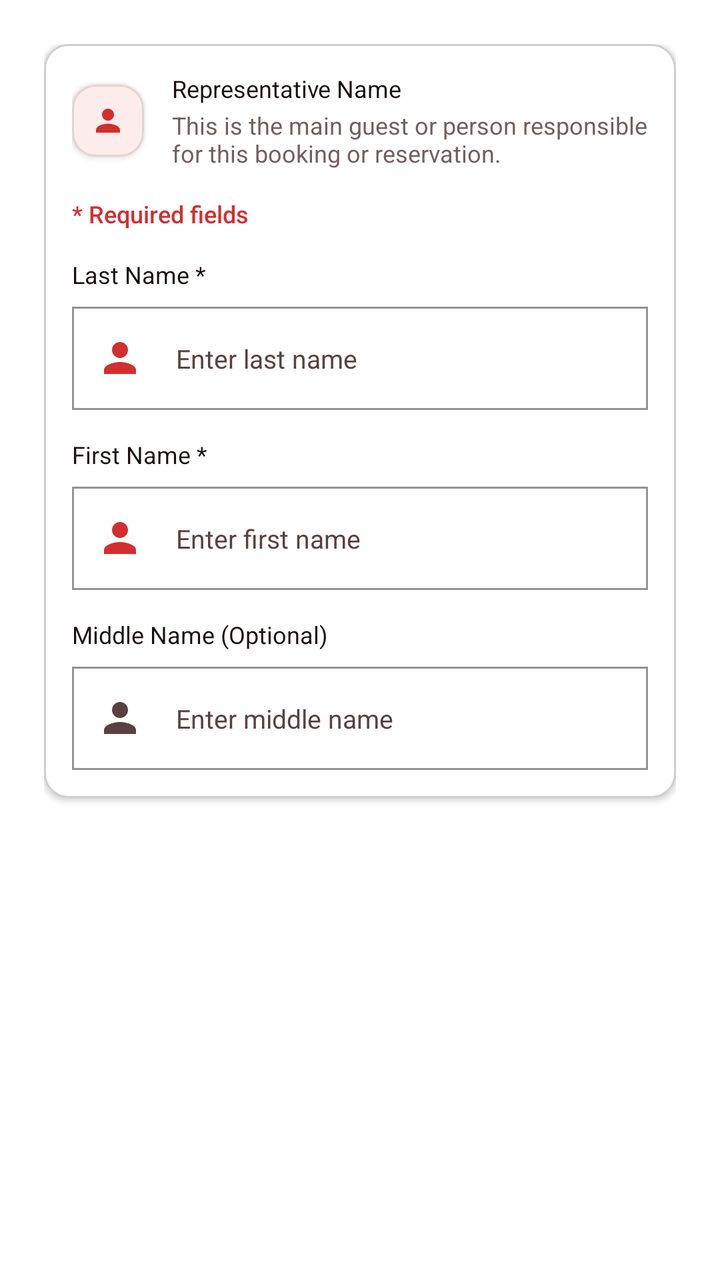
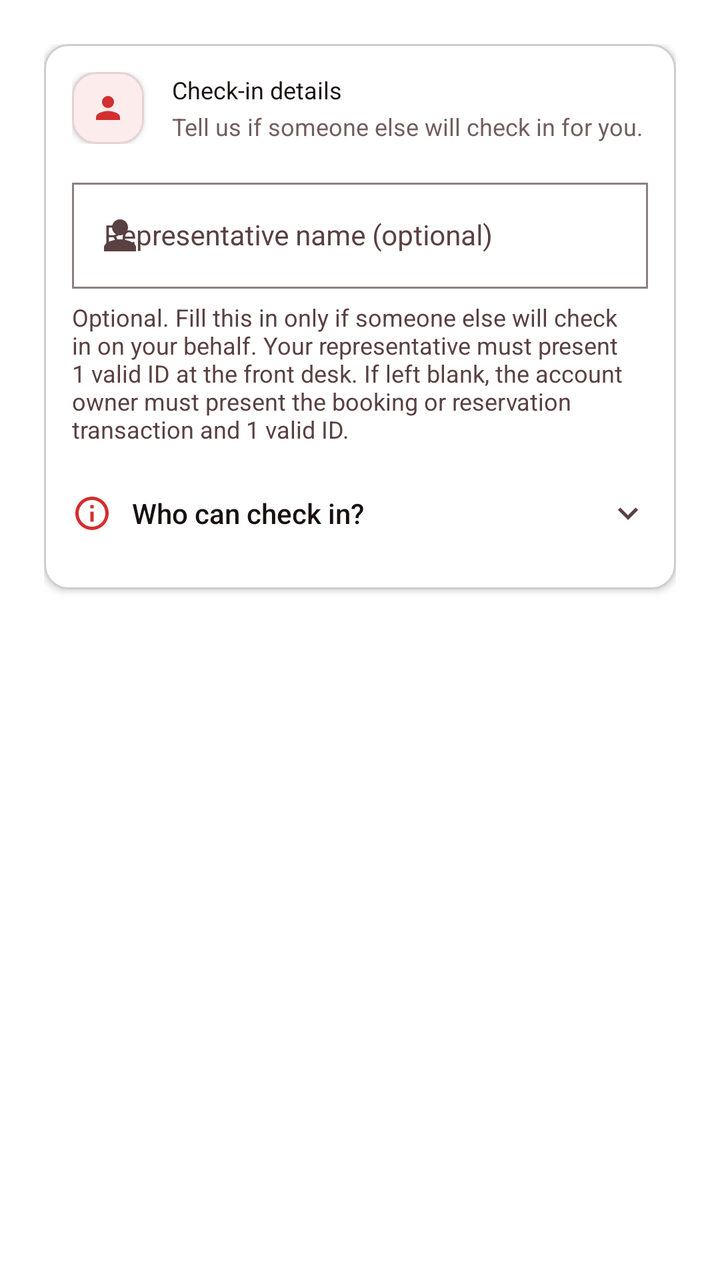

Compare the two renders of this Android layout. The source of the first and the diff that turns it into the second are given below.
<!-- AndroidManifest.xml: application theme Theme.VelocitySuites -->
<!-- res/layout/fragment_step4_guest_id.xml -->
<?xml version="1.0" encoding="utf-8"?>
<androidx.core.widget.NestedScrollView xmlns:android="http://schemas.android.com/apk/res/android"
    xmlns:app="http://schemas.android.com/apk/res-auto"
    android:layout_width="match_parent"
    android:layout_height="match_parent"
    android:fillViewport="true"
    android:clipToPadding="false">

    <LinearLayout
        android:layout_width="match_parent"
        android:layout_height="wrap_content"
        android:orientation="vertical"
        android:padding="22dp">

        <com.google.android.material.card.MaterialCardView
            style="@style/Widget.Velocity.Card.Flat"
            android:layout_width="match_parent"
            android:layout_height="wrap_content"
            android:clickable="false"
            android:focusable="false">

            <LinearLayout
                android:layout_width="match_parent"
                android:layout_height="wrap_content"
                android:background="@drawable/bg_flat_box"
                android:orientation="vertical"
                android:padding="14dp">

                <LinearLayout
                    android:layout_width="match_parent"
                    android:layout_height="wrap_content"
                    android:layout_marginBottom="14dp"
                    android:gravity="center_vertical"
                    android:orientation="horizontal">

                    <com.google.android.material.card.MaterialCardView
                        android:layout_width="36dp"
                        android:layout_height="36dp"
                        app:cardBackgroundColor="@color/velocity_red_soft">
                        <ImageView
                            android:layout_width="18dp"
                            android:layout_height="18dp"
                            android:layout_gravity="center"
                            android:importantForAccessibility="no"
                            android:src="@drawable/ic_person"
                            app:tint="@color/velocity_red_primary" />
                    </com.google.android.material.card.MaterialCardView>

                    <LinearLayout
                        android:layout_width="0dp"
                        android:layout_height="wrap_content"
                        android:layout_marginStart="14dp"
                        android:layout_weight="1"
                        android:orientation="vertical">

                        <TextView
                            style="@style/TextAppearance.Velocity.Label.Section"
                            android:layout_width="wrap_content"
                            android:layout_height="wrap_content"
                            android:text="@string/who_is_staying_label"
                            android:textColor="@color/velocity_text_primary"
                            android:textSize="12sp" />

                        <TextView
                            style="@style/TextAppearance.Velocity.Body"
                            android:layout_width="match_parent"
                            android:layout_height="wrap_content"
                            android:layout_marginTop="2dp"
                            android:text="@string/who_is_staying_hint"
                            android:textColor="@color/velocity_text_secondary"
                            android:textSize="12sp" />
                    </LinearLayout>
                </LinearLayout>

                <TextView
                    android:layout_width="wrap_content"
                    android:layout_height="wrap_content"
                    android:layout_marginBottom="14dp"
                    android:text="@string/required_fields_note"
                    android:textColor="@color/velocity_red_primary"
                    android:textSize="12sp"
                    android:fontFamily="sans-serif-medium" />

                
                <TextView
                    style="@style/TextAppearance.Velocity.Label.Section"
                    android:layout_width="wrap_content"
                    android:layout_height="wrap_content"
                    android:layout_marginBottom="8dp"
                    android:text="@string/guest_last_name_hint"
                    android:textColor="@color/velocity_text_primary"
                    android:textSize="12sp" />

                <com.google.android.material.textfield.TextInputLayout
                    android:id="@+id/tilPrimaryGuestLastName"
                    style="@style/Widget.Velocity.TextInputLayout.OutlinedBox.Square"
                    android:layout_width="match_parent"
                    android:layout_height="wrap_content"
                    android:layout_marginBottom="14dp"
                    app:hintEnabled="false"
                    app:startIconDrawable="@drawable/ic_person"
                    app:startIconTint="@color/velocity_red_primary">

                    <com.google.android.material.textfield.TextInputEditText
                        android:id="@+id/etPrimaryGuestLastName"
                        android:layout_width="match_parent"
                        android:layout_height="wrap_content"
                        android:hint="@string/guest_last_name_placeholder"
                        android:textColorHint="@color/velocity_text_secondary"
                        android:inputType="textPersonName"
                        android:textColor="@color/velocity_text_primary"
                        android:textSize="13sp" />
                </com.google.android.material.textfield.TextInputLayout>

                
                <TextView
                    style="@style/TextAppearance.Velocity.Label.Section"
                    android:layout_width="wrap_content"
                    android:layout_height="wrap_content"
                    android:layout_marginBottom="8dp"
                    android:text="@string/guest_first_name_hint"
                    android:textColor="@color/velocity_text_primary"
                    android:textSize="12sp" />

                <com.google.android.material.textfield.TextInputLayout
                    android:id="@+id/tilPrimaryGuestFirstName"
                    style="@style/Widget.Velocity.TextInputLayout.OutlinedBox.Square"
                    android:layout_width="match_parent"
                    android:layout_height="wrap_content"
                    android:layout_marginBottom="14dp"
                    app:hintEnabled="false"
                    app:startIconDrawable="@drawable/ic_person"
                    app:startIconTint="@color/velocity_red_primary">

                    <com.google.android.material.textfield.TextInputEditText
                        android:id="@+id/etPrimaryGuestFirstName"
                        android:layout_width="match_parent"
                        android:layout_height="wrap_content"
                        android:hint="@string/guest_first_name_placeholder"
                        android:textColorHint="@color/velocity_text_secondary"
                        android:inputType="textPersonName"
                        android:textColor="@color/velocity_text_primary"
                        android:textSize="13sp" />
                </com.google.android.material.textfield.TextInputLayout>

                
                <TextView
                    style="@style/TextAppearance.Velocity.Label.Section"
                    android:layout_width="wrap_content"
                    android:layout_height="wrap_content"
                    android:layout_marginBottom="8dp"
                    android:text="@string/middle_name_label"
                    android:textColor="@color/velocity_text_primary"
                    android:textSize="12sp" />

                <com.google.android.material.textfield.TextInputLayout
                    android:id="@+id/tilPrimaryGuestMiddleName"
                    style="@style/Widget.Velocity.TextInputLayout.OutlinedBox.Square"
                    android:layout_width="match_parent"
                    android:layout_height="wrap_content"
                    app:hintEnabled="false"
                    app:startIconDrawable="@drawable/ic_person"
                    app:startIconTint="@color/velocity_text_secondary">

                    <com.google.android.material.textfield.TextInputEditText
                        android:id="@+id/etPrimaryGuestMiddleName"
                        android:layout_width="match_parent"
                        android:layout_height="wrap_content"
                        android:hint="@string/middle_name_placeholder"
                        android:textColorHint="@color/velocity_text_secondary"
                        android:inputType="textPersonName"
                        android:textColor="@color/velocity_text_primary"
                        android:textSize="13sp" />
                </com.google.android.material.textfield.TextInputLayout>

            </LinearLayout>
        </com.google.android.material.card.MaterialCardView>

    </LinearLayout>
</androidx.core.widget.NestedScrollView>
<!-- resources referenced by this layout -->
<resources>
  <color name="velocity_red_primary">#D32F2F</color>
  <color name="velocity_red_soft">#FDECEC</color>
  <color name="velocity_text_primary">#1A1010</color>
  <color name="velocity_text_secondary">#5A4141</color>
  <string name="guest_first_name_hint">First Name *</string>
  <string name="guest_first_name_placeholder">Enter first name</string>
  <string name="guest_last_name_hint">Last Name *</string>
  <string name="guest_last_name_placeholder">Enter last name</string>
  <string name="middle_name_label">Middle Name (Optional)</string>
  <string name="middle_name_placeholder">Enter middle name</string>
  <string name="required_fields_note">* Required fields</string>
  <string name="who_is_staying_hint">This is the main guest or person responsible for this booking or reservation.</string>
  <string name="who_is_staying_label">Representative Name</string>
  <color name="velocity_surface_elevated">#FFFFFF</color>
  <color name="velocity_divider_hairline">#1A000000</color>
  <dimen name="card_corner_radius">12dp</dimen>
  <color name="black">#FF000000</color>
  <dimen name="card_elevation">2dp</dimen>
  <color name="velocity_red_dark">#7F1212</color>
  <color name="white">#FFFFFFFF</color>
  <color name="velocity_red_rose">#EF5350</color>
  <color name="velocity_red_deep">#5A0A0A</color>
  <style name="TextAppearance.Velocity.Base.Body2" parent="TextAppearance.MaterialComponents.Body2">
          <item name="android:letterSpacing">0</item>
      </style>
  <style name="ShapeAppearance.Velocity.Square" parent="">
          <item name="cornerFamily">rounded</item>
          <item name="cornerSize">0dp</item>
      </style>
  <!-- unchanged entries left out for length: 30 -->
</resources>

<!-- the commit's change to res/layout/fragment_step4_guest_id.xml (unified diff, before → after) -->
@@ -72,106 +72,84 @@
                     </LinearLayout>
                 </LinearLayout>
 
-                <TextView
-                    android:layout_width="wrap_content"
-                    android:layout_height="wrap_content"
-                    android:layout_marginBottom="14dp"
-                    android:text="@string/required_fields_note"
-                    android:textColor="@color/velocity_red_primary"
-                    android:textSize="12sp"
-                    android:fontFamily="sans-serif-medium" />
-
-                
-                <TextView
-                    style="@style/TextAppearance.Velocity.Label.Section"
-                    android:layout_width="wrap_content"
-                    android:layout_height="wrap_content"
-                    android:layout_marginBottom="8dp"
-                    android:text="@string/guest_last_name_hint"
-                    android:textColor="@color/velocity_text_primary"
-                    android:textSize="12sp" />
-
                 <com.google.android.material.textfield.TextInputLayout
-                    android:id="@+id/tilPrimaryGuestLastName"
-                    style="@style/Widget.Velocity.TextInputLayout.OutlinedBox.Square"
+                    android:id="@+id/tilRepresentativeName"
+                    style="@style/Widget.Velocity.TextInputLayout.Filter.Date"
                     android:layout_width="match_parent"
                     android:layout_height="wrap_content"
-                    android:layout_marginBottom="14dp"
-                    app:hintEnabled="false"
-                    app:startIconDrawable="@drawable/ic_person"
-                    app:startIconTint="@color/velocity_red_primary">
+                    android:hint="@string/representative_name_label"
+                    app:counterEnabled="false"
+                    app:startIconDrawable="@drawable/ic_person">
 
                     <com.google.android.material.textfield.TextInputEditText
-                        android:id="@+id/etPrimaryGuestLastName"
+                        android:id="@+id/etRepresentativeName"
                         android:layout_width="match_parent"
                         android:layout_height="wrap_content"
-                        android:hint="@string/guest_last_name_placeholder"
-                        android:textColorHint="@color/velocity_text_secondary"
-                        android:inputType="textPersonName"
+                        android:imeOptions="actionDone"
+                        android:inputType="textPersonName|textCapWords"
+                        android:maxLength="60"
+                        android:singleLine="true"
                         android:textColor="@color/velocity_text_primary"
-                        android:textSize="13sp" />
+                        android:textSize="14sp" />
                 </com.google.android.material.textfield.TextInputLayout>
 
                 
                 <TextView
-                    style="@style/TextAppearance.Velocity.Label.Section"
-                    android:layout_width="wrap_content"
+                    android:id="@+id/tvRepresentativeHelper"
+                    android:layout_width="match_parent"
                     android:layout_height="wrap_content"
-                    android:layout_marginBottom="8dp"
-                    android:text="@string/guest_first_name_hint"
-                    android:textColor="@color/velocity_text_primary"
+                    android:layout_marginTop="6dp"
+                    android:text="@string/representative_name_helper"
+                    android:textColor="@color/velocity_text_secondary"
                     android:textSize="12sp" />
 
-                <com.google.android.material.textfield.TextInputLayout
-                    android:id="@+id/tilPrimaryGuestFirstName"
-                    style="@style/Widget.Velocity.TextInputLayout.OutlinedBox.Square"
+                <LinearLayout
+                    android:id="@+id/rowRepresentativeWho"
                     android:layout_width="match_parent"
                     android:layout_height="wrap_content"
-                    android:layout_marginBottom="14dp"
-                    app:hintEnabled="false"
-                    app:startIconDrawable="@drawable/ic_person"
-                    app:startIconTint="@color/velocity_red_primary">
+                    android:layout_marginTop="10dp"
+                    android:background="?attr/selectableItemBackground"
+                    android:clickable="true"
+                    android:focusable="true"
+                    android:gravity="center_vertical"
+                    android:minHeight="48dp"
+                    android:orientation="horizontal">
 
-                    <com.google.android.material.textfield.TextInputEditText
-                        android:id="@+id/etPrimaryGuestFirstName"
-                        android:layout_width="match_parent"
+                    <ImageView
+                        android:layout_width="20dp"
+                        android:layout_height="20dp"
+                        android:importantForAccessibility="no"
+                        android:src="@drawable/ic_info"
+                        app:tint="@color/velocity_red_primary" />
+
+                    <TextView
+                        android:layout_width="0dp"
                         android:layout_height="wrap_content"
-                        android:hint="@string/guest_first_name_placeholder"
-                        android:textColorHint="@color/velocity_text_secondary"
-                        android:inputType="textPersonName"
+                        android:layout_marginStart="10dp"
+                        android:layout_weight="1"
+                        android:fontFamily="sans-serif-medium"
+                        android:text="@string/representative_who_title"
                         android:textColor="@color/velocity_text_primary"
-                        android:textSize="13sp" />
-                </com.google.android.material.textfield.TextInputLayout>
+                        android:textSize="14sp" />
 
-                
+                    <ImageView
+                        android:id="@+id/ivRepresentativeWhoChevron"
+                        android:layout_width="20dp"
+                        android:layout_height="20dp"
+                        android:importantForAccessibility="no"
+                        android:src="@drawable/ic_expand_more"
+                        app:tint="@color/velocity_text_secondary" />
+                </LinearLayout>
+
                 <TextView
-                    style="@style/TextAppearance.Velocity.Label.Section"
-                    android:layout_width="wrap_content"
-                    android:layout_height="wrap_content"
-                    android:layout_marginBottom="8dp"
-                    android:text="@string/middle_name_label"
-                    android:textColor="@color/velocity_text_primary"
-                    android:textSize="12sp" />
-
-                <com.google.android.material.textfield.TextInputLayout
-                    android:id="@+id/tilPrimaryGuestMiddleName"
-                    style="@style/Widget.Velocity.TextInputLayout.OutlinedBox.Square"
+                    android:id="@+id/tvRepresentativeWhoBody"
                     android:layout_width="match_parent"
                     android:layout_height="wrap_content"
-                    app:hintEnabled="false"
-                    app:startIconDrawable="@drawable/ic_person"
-                    app:startIconTint="@color/velocity_text_secondary">
-
-                    <com.google.android.material.textfield.TextInputEditText
-                        android:id="@+id/etPrimaryGuestMiddleName"
-                        android:layout_width="match_parent"
-                        android:layout_height="wrap_content"
-                        android:hint="@string/middle_name_placeholder"
-                        android:textColorHint="@color/velocity_text_secondary"
-                        android:inputType="textPersonName"
-                        android:textColor="@color/velocity_text_primary"
-                        android:textSize="13sp" />
-                </com.google.android.material.textfield.TextInputLayout>
+                    android:paddingBottom="4dp"
+                    android:text="@string/representative_who_body"
+                    android:textColor="@color/velocity_text_secondary"
+                    android:textSize="13sp"
+                    android:visibility="gone" />
 
             </LinearLayout>
         </com.google.android.material.card.MaterialCardView>
<!-- resource entries referenced after the edit -->
@@ -4,15 +4,48 @@
   <color name="velocity_red_soft">#FDECEC</color>
   <color name="velocity_text_primary">#1A1010</color>
   <color name="velocity_text_secondary">#5A4141</color>
-  <string name="guest_first_name_hint">First Name *</string>
-  <string name="guest_first_name_placeholder">Enter first name</string>
-  <string name="guest_last_name_hint">Last Name *</string>
-  <string name="guest_last_name_placeholder">Enter last name</string>
-  <string name="middle_name_label">Middle Name (Optional)</string>
-  <string name="middle_name_placeholder">Enter middle name</string>
-  <string name="required_fields_note">* Required fields</string>
-  <string name="who_is_staying_hint">This is the main guest or person responsible for this booking or reservation.</string>
-  <string name="who_is_staying_label">Representative Name</string>
+  <!-- drawable ic_expand_more (drawable) -->
+  <vector xmlns:android="http://schemas.android.com/apk/res/android"
+      android:width="24dp"
+      android:height="24dp"
+      android:viewportWidth="24"
+      android:viewportHeight="24"
+      android:tint="?attr/colorControlNormal">
+    <path
+        android:fillColor="@android:color/white"
+        android:pathData="M16.59,8.59L12,13.17 7.41,8.59 6,10l6,6 6,-6z"/>
+  </vector>
+  <!-- drawable ic_info (drawable) -->
+  <vector xmlns:android="http://schemas.android.com/apk/res/android"
+      android:width="24dp"
+      android:height="24dp"
+      android:viewportWidth="24"
+      android:viewportHeight="24">
+      <path
+          android:fillColor="#FF000000"
+          android:pathData="M11,9h2V7h-2v2zM11,17h2v-6h-2v6zM12,2C6.48,2 2,6.48 2,12s4.48,10 10,10 10,-4.48 10,-10S17.52,2 12,2zM12,20c-4.41,0 -8,-3.59 -8,-8s3.59,-8 8,-8 8,3.59 8,8 -3.59,8 -8,8z" />
+  </vector>
+  <string name="representative_name_helper">Optional. Fill this in only if someone else will check in on your behalf. Your representative must present 1 valid ID at the front desk. If left blank, the account owner must present the booking or reservation transaction and 1 valid ID.</string>
+  <string name="representative_name_label">Representative name (optional)</string>
+  <string name="representative_who_body">You may skip this field if you, the account owner, will personally handle the transaction at the hotel. Fill it in only if another person will represent your booking or reservation at the hotel. Your representative must present one (1) valid ID at the front desk. If you leave this blank, you (the account owner) must personally present the booking or reservation at the hotel, together with one (1) valid ID.</string>
+  <string name="representative_who_title">Who can check in?</string>
+  <string name="who_is_staying_hint">Tell us if someone else will check in for you.</string>
+  <string name="who_is_staying_label">Check-in details</string>
+  <style name="Widget.Velocity.TextInputLayout.Filter.Date" parent="Widget.MaterialComponents.TextInputLayout.OutlinedBox">
+          <item name="boxCornerRadiusBottomEnd">0dp</item>
+          <item name="boxCornerRadiusBottomStart">0dp</item>
+          <item name="boxCornerRadiusTopEnd">0dp</item>
+          <item name="boxCornerRadiusTopStart">0dp</item>
+          <item name="boxStrokeColor">@color/filter_box_stroke</item>
+          <item name="boxStrokeWidth">1dp</item>
+          <item name="boxStrokeWidthFocused">2dp</item>
+          <item name="hintTextColor">@color/filter_hint_color</item>
+          <item name="android:textColorHint">@color/velocity_text_secondary</item>
+          <item name="startIconTint">@color/velocity_text_secondary</item>
+          <item name="endIconTint">@color/velocity_text_secondary</item>
+          <item name="hintEnabled">true</item>
+          <item name="hintAnimationEnabled">true</item>
+      </style>
   <color name="velocity_surface_elevated">#FFFFFF</color>
   <color name="velocity_divider_hairline">#1A000000</color>
   <dimen name="card_corner_radius">12dp</dimen>
